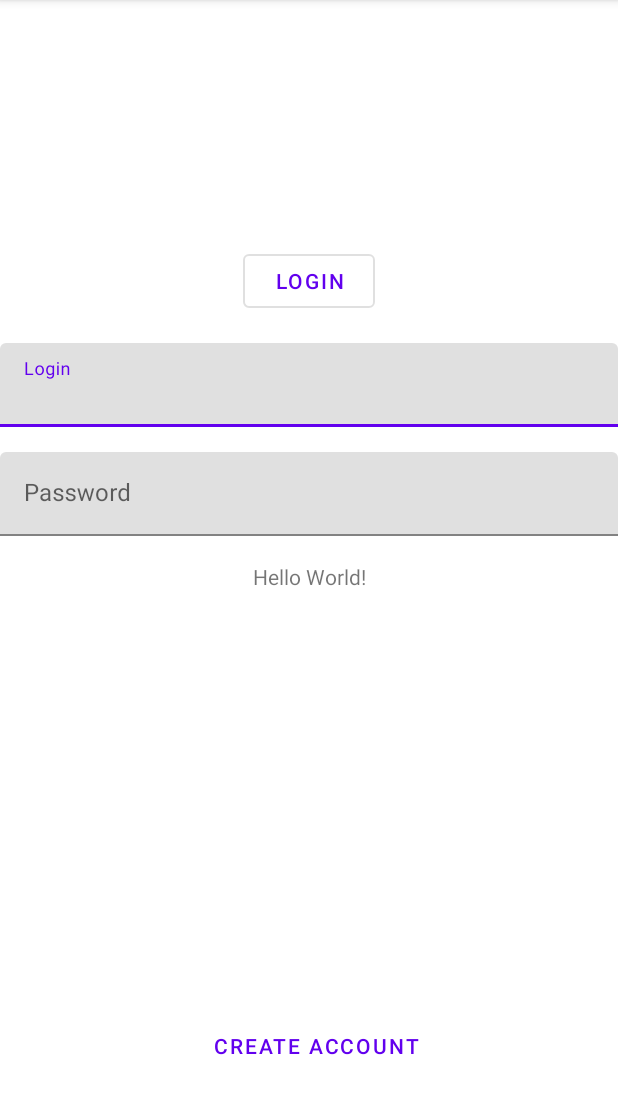
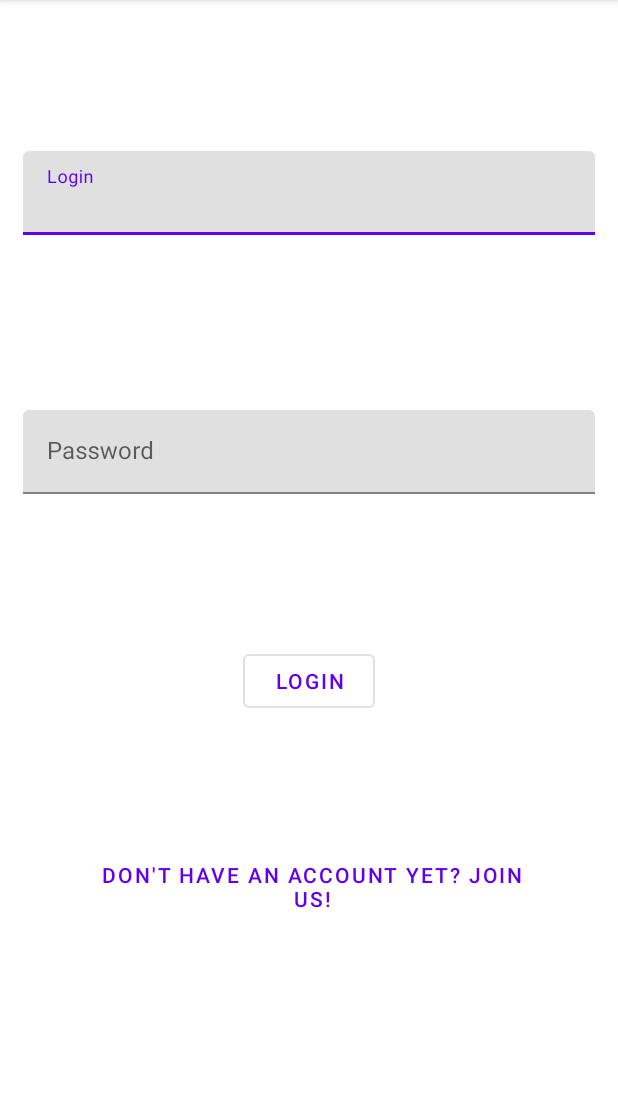
Before and after one commit to marn974/4A_project, an Android app: the screen it shows after launch (MainActivity), after a tap on "LOGIN", on a phone screen of 412 x 824 dp, the part 84-1198 px from its top. Run offline under Robolectric (Android 15) with nearby library versions, the phone set to English and light mode, and no system bars; our stand-ins replace Room's generated code.

Commit message:
[features] Improve the activity_main.xml and activity_create_account.xml

```diff
--- a/app/src/main/java/com/example/a4a_project/presentation/main/CreateAccountActivity.kt
+++ b/app/src/main/java/com/example/a4a_project/presentation/main/CreateAccountActivity.kt
@@ -11,6 +11,8 @@ import kotlinx.android.synthetic.main.activity_main.*
 import kotlinx.android.synthetic.main.activity_main.create_account_button
 import kotlinx.android.synthetic.main.activity_main.login_edit
 import kotlinx.android.synthetic.main.activity_main.password_edit
+import kotlinx.coroutines.Delay
+import kotlinx.coroutines.delay
 import org.koin.android.ext.android.inject
 
 class CreateAccountActivity : AppCompatActivity() {
@@ -27,9 +29,11 @@ class CreateAccountActivity : AppCompatActivity() {
                         .setTitle("THIS IS A WIN!")
                         .setMessage("You are part of the family now !")
                         .setPositiveButton("Nice !") { dialog, which ->
-                            dialog.dismiss()
+                            finish()
                         }
                         .show()
+
+
                 }
                 CreateError -> {
                     MaterialAlertDialogBuilder(this)
--- a/app/src/main/java/com/example/a4a_project/presentation/main/MainActivity.kt
+++ b/app/src/main/java/com/example/a4a_project/presentation/main/MainActivity.kt
@@ -4,6 +4,7 @@ import android.content.Intent
 import androidx.appcompat.app.AppCompatActivity
 import android.os.Bundle
 import android.util.Log
+import android.widget.Toast
 import androidx.lifecycle.Observer
 import com.example.a4a_project.R
 import com.example.a4a_project.data.Ghibli
@@ -51,9 +52,16 @@ class MainActivity : AppCompatActivity() {
 
 
         login_button.setOnClickListener {
-            if(!login_edit.text.toString().trim().equals("") && !password_edit.text.toString().trim().equals(""))
-                mainViewModel.onClickedLogin(login_edit.text.toString().trim(),password_edit.text.toString().trim()) // to delete space
-            }
+            if (!login_edit.text.toString().trim().equals("") && !password_edit.text.toString()
+                    .trim().equals("")
+            )
+                mainViewModel.onClickedLogin(
+                    login_edit.text.toString().trim(),
+                    password_edit.text.toString().trim()
+                ) // to delete space
+            else
+                Toast.makeText(this, "Please fill all the fields.", Toast.LENGTH_LONG).show()
+        }
 
         //Add activity ?
         create_account_button.setOnClickListener {
--- a/app/src/main/res/layout/activity_create_account.xml
+++ b/app/src/main/res/layout/activity_create_account.xml
@@ -19,7 +19,7 @@
         app:layout_constraintLeft_toLeftOf="parent"
         app:layout_constraintRight_toRightOf="parent"
         app:layout_constraintTop_toTopOf="parent"
-        app:layout_constraintVertical_bias="0.935" />
+        app:layout_constraintVertical_bias="0.735" />
 
 
     <com.google.android.material.textfield.TextInputLayout
--- a/app/src/main/res/layout/activity_main.xml
+++ b/app/src/main/res/layout/activity_main.xml
@@ -6,16 +6,6 @@
     android:layout_height="match_parent"
     tools:context=".presentation.main.MainActivity">
 
-    <TextView
-        android:id="@+id/main_text"
-        android:layout_width="wrap_content"
-        android:layout_height="wrap_content"
-        android:text="Hello World!"
-        app:layout_constraintBottom_toBottomOf="parent"
-        app:layout_constraintLeft_toLeftOf="parent"
-        app:layout_constraintRight_toRightOf="parent"
-        app:layout_constraintTop_toTopOf="parent" />
-
 
 
     <com.google.android.material.button.MaterialButton
@@ -23,42 +13,47 @@
         android:layout_width="wrap_content"
         android:layout_height="wrap_content"
         style="@style/Widget.MaterialComponents.Button.TextButton"
-        android:text="CREATE ACCOUNT"
+        android:text="Don't have an account yet? Join us!"
         app:layout_constraintBottom_toBottomOf="parent"
         app:layout_constraintHorizontal_bias="0.52"
         app:layout_constraintLeft_toLeftOf="parent"
         app:layout_constraintRight_toRightOf="parent"
         app:layout_constraintTop_toTopOf="parent"
-        app:layout_constraintVertical_bias="0.935" />
+        app:layout_constraintVertical_bias="0.790" />
 
     <com.google.android.material.button.MaterialButton
         android:id="@+id/login_button"
         android:layout_width="wrap_content"
         android:layout_height="wrap_content"
         style="@style/Widget.MaterialComponents.Button.OutlinedButton"
+
+
         android:text="LOGIN"
-        app:layout_constraintBottom_toTopOf="@+id/main_text"
+        app:layout_constraintBottom_toTopOf="@+id/create_account_button"
         app:layout_constraintEnd_toEndOf="parent"
         app:layout_constraintStart_toStartOf="parent"
-        app:layout_constraintTop_toTopOf="parent" />
+        app:layout_constraintTop_toBottomOf="@+id/password_input" />
 
 
     <com.google.android.material.textfield.TextInputLayout
         android:id="@+id/login_input"
         android:layout_width="match_parent"
         android:layout_height="wrap_content"
+        android:layout_margin="15dp"
+
+        android:layout_marginTop="15dp"
+        android:layout_marginBottom="15dp"
         android:hint="Login"
         app:layout_constraintBottom_toTopOf="@+id/password_input"
-        app:layout_constraintEnd_toEndOf="parent"
-        app:layout_constraintStart_toStartOf="parent"
-        app:layout_constraintTop_toBottomOf="@+id/login_button" >
+        app:layout_constraintLeft_toLeftOf="parent"
+        app:layout_constraintRight_toRightOf="parent"
+        app:layout_constraintTop_toTopOf="parent">
 
         <com.google.android.material.textfield.TextInputEditText
             android:id="@+id/login_edit"
             android:layout_width="match_parent"
             android:layout_height="wrap_content"
-            android:inputType="text"
-            />
+            android:inputType="text" />
 
     </com.google.android.material.textfield.TextInputLayout>
 
@@ -67,10 +62,15 @@
         android:layout_width="match_parent"
         android:layout_height="wrap_content"
         android:hint="Password"
-        app:layout_constraintBottom_toTopOf="@+id/main_text"
-        app:layout_constraintEnd_toEndOf="parent"
-        app:layout_constraintStart_toStartOf="parent"
-        app:layout_constraintTop_toBottomOf="@+id/login_input" >
+
+        android:layout_margin="15dp"
+        android:layout_marginBottom="15dp"
+        android:layout_marginTop="15dp"
+
+        app:layout_constraintBottom_toTopOf="@+id/login_button"
+        app:layout_constraintLeft_toLeftOf="parent"
+        app:layout_constraintRight_toRightOf="parent"
+        app:layout_constraintTop_toBottomOf="@+id/login_input">
 
         <com.google.android.material.textfield.TextInputEditText
             android:id="@+id/password_edit"
```
